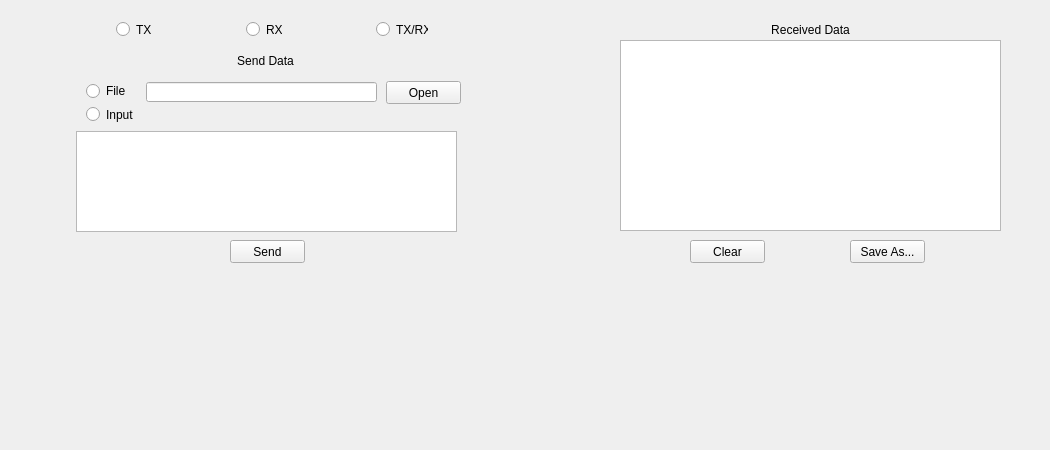
Before: the Qt Designer form src/BaseGUIs/GUI_DATA_TRANSMIT.ui in Donn13Darko/uC_Interfacer, drawn with Qt 5.
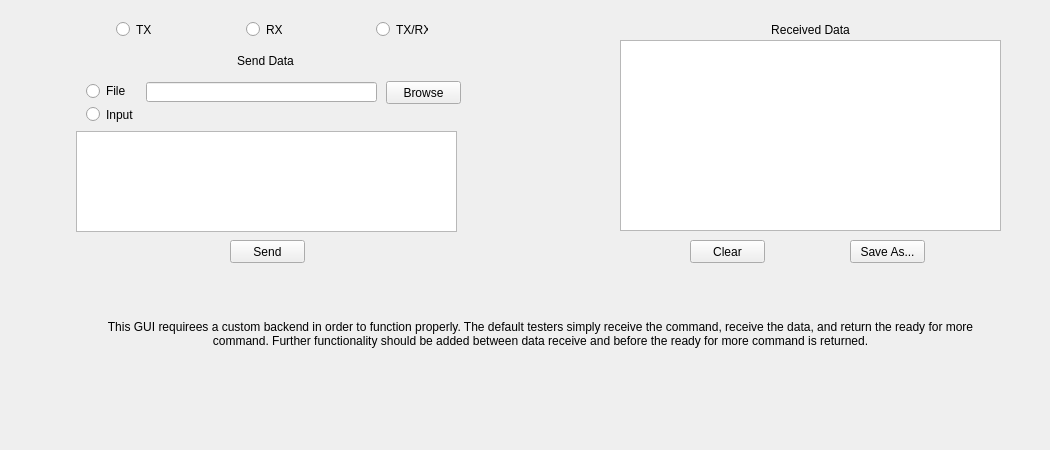
After: the same form once the commit is applied.

Commit message: Minor updates to GUI comments/buttons and arduino code

The edit to the form file:
```diff
--- a/src/BaseGUIs/GUI_DATA_TRANSMIT.ui
+++ b/src/BaseGUIs/GUI_DATA_TRANSMIT.ui
@@ -43,7 +43,7 @@
     </rect>
    </property>
    <property name="text">
-    <string>Open</string>
+    <string>Browse</string>
    </property>
    <property name="autoDefault">
     <bool>false</bool>
@@ -222,6 +222,25 @@
     <bool>false</bool>
    </property>
   </widget>
+  <widget class="QLabel" name="HelpText">
+   <property name="geometry">
+    <rect>
+     <x>80</x>
+     <y>320</y>
+     <width>921</width>
+     <height>51</height>
+    </rect>
+   </property>
+   <property name="text">
+    <string>This GUI requirees a custom backend in order to function properly. The default testers simply receive the command, receive the data, and return the ready for more command. Further functionality should be added between data receive and before the ready for more command is returned.</string>
+   </property>
+   <property name="alignment">
+    <set>Qt::AlignHCenter|Qt::AlignTop</set>
+   </property>
+   <property name="wordWrap">
+    <bool>true</bool>
+   </property>
+  </widget>
  </widget>
  <resources/>
  <connections/>
```
Left out of the diff: 4 changed lines with no effect on the pictures. The commit also changes 4 other files.
